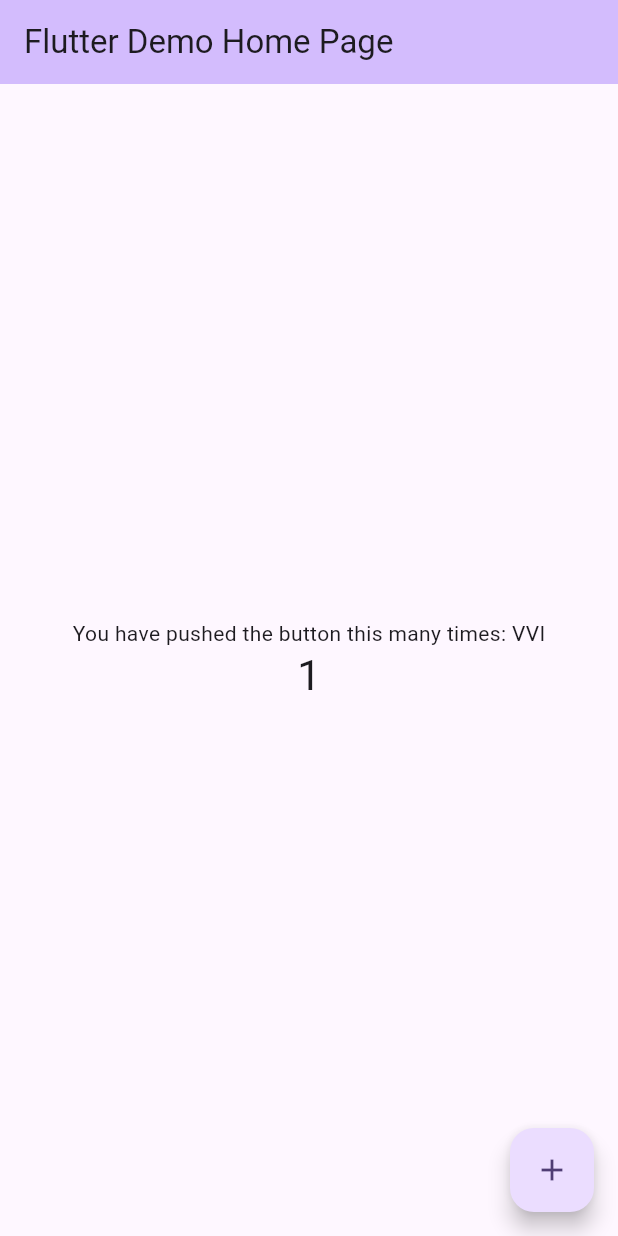
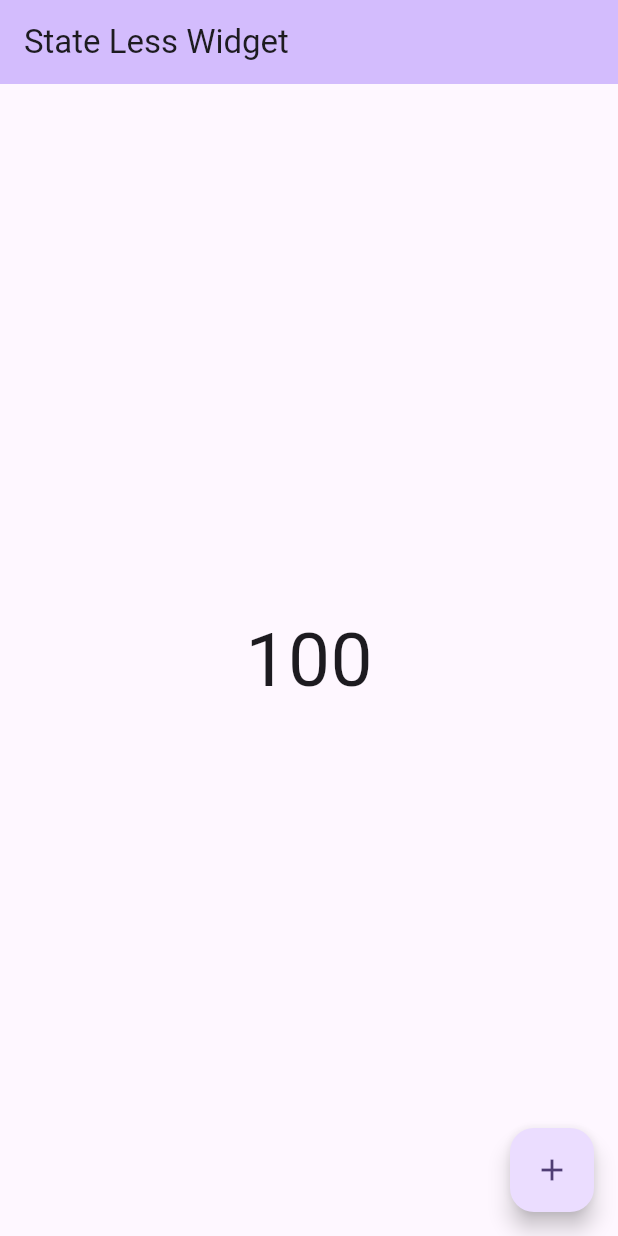
Before and after one commit to VinayTShetty/Flutter, a Flutter app: the screen it shows after launch, after a tap on the "add" icon, on a phone screen of 412 x 824 dp. Run offline on Flutter 3.47's test engine with Material 3 defaults, Android fonts, the phone set to English and light mode, and no system bars.

Commit message:
StateLess Widget Example. Where the text value is not changing after the change in the countervalue.

```diff
--- /dev/null
+++ b/lib/homescreen.dart
@@ -0,0 +1,33 @@
+import 'package:flutter/material.dart';
+
+class HomeScreen extends StatelessWidget {
+  HomeScreen({super.key});
+
+  int numberCounter = 100;
+  @override
+  Widget build(BuildContext context) {
+    print("Widget Built");
+    return Scaffold(
+      appBar: AppBar(
+        backgroundColor: Theme.of(context).colorScheme.inversePrimary,
+        title: Text('State Less Widget'),
+      ),
+      body: Column(
+        mainAxisAlignment: MainAxisAlignment.center,
+        children: [
+          Center(
+            child:
+                Text(numberCounter.toString(), style: TextStyle(fontSize: 50)),
+          )
+        ],
+      ),
+      floatingActionButton: FloatingActionButton(
+        onPressed: () {
+          numberCounter++;
+          print("Total Number Counter = " + numberCounter.toString());
+        },
+        child: Icon(Icons.add),
+      ),
+    );
+  }
+}
--- a/lib/main.dart
+++ b/lib/main.dart
@@ -1,4 +1,6 @@
 import 'package:flutter/material.dart';
+
+import 'homescreen.dart';
 
 void main() {
   runApp(const MyApp());
@@ -15,55 +17,7 @@ class MyApp extends StatelessWidget {
         colorScheme: ColorScheme.fromSeed(seedColor: Colors.deepPurple),
         useMaterial3: true,
       ),
-      home: const MyHomePage(title: 'Flutter Demo Home Page'),
+      home: HomeScreen(),
     );
   }
 }
-
-class MyHomePage extends StatefulWidget {
-  const MyHomePage({super.key, required this.title});
-
-  final String title;
-
-  @override
-  State<MyHomePage> createState() => _MyHomePageState();
-}
-
-class _MyHomePageState extends State<MyHomePage> {
-  int _counter = 0;
-
-  void _incrementCounter() {
-    setState(() {
-      _counter++;
-    });
-  }
-
-  @override
-  Widget build(BuildContext context) {
-    return Scaffold(
-      appBar: AppBar(
-        backgroundColor: Theme.of(context).colorScheme.inversePrimary,
-        title: Text(widget.title),
-      ),
-      body: Center(
-        child: Column(
-          mainAxisAlignment: MainAxisAlignment.center,
-          children: <Widget>[
-            const Text(
-              'You have pushed the button this many times: VVI',
-            ),
-            Text(
-              '$_counter',
-              style: Theme.of(context).textTheme.headlineMedium,
-            ),
-          ],
-        ),
-      ),
-      floatingActionButton: FloatingActionButton(
-        onPressed: _incrementCounter,
-        tooltip: 'Increment',
-        child: const Icon(Icons.add),
-      ),
-    );
-  }
-}
```
Also changed, not shown: 1 other file.
